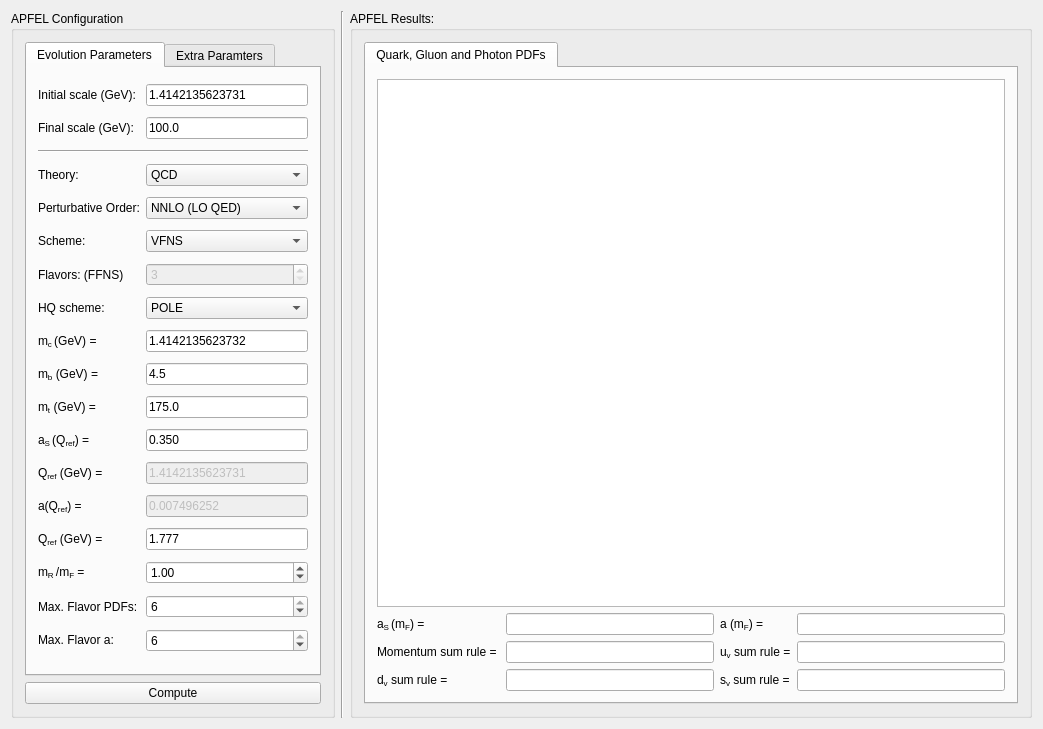
Old version of the form apfelgui/apfelmainwindow.ui in the repository scarrazza/apfel.
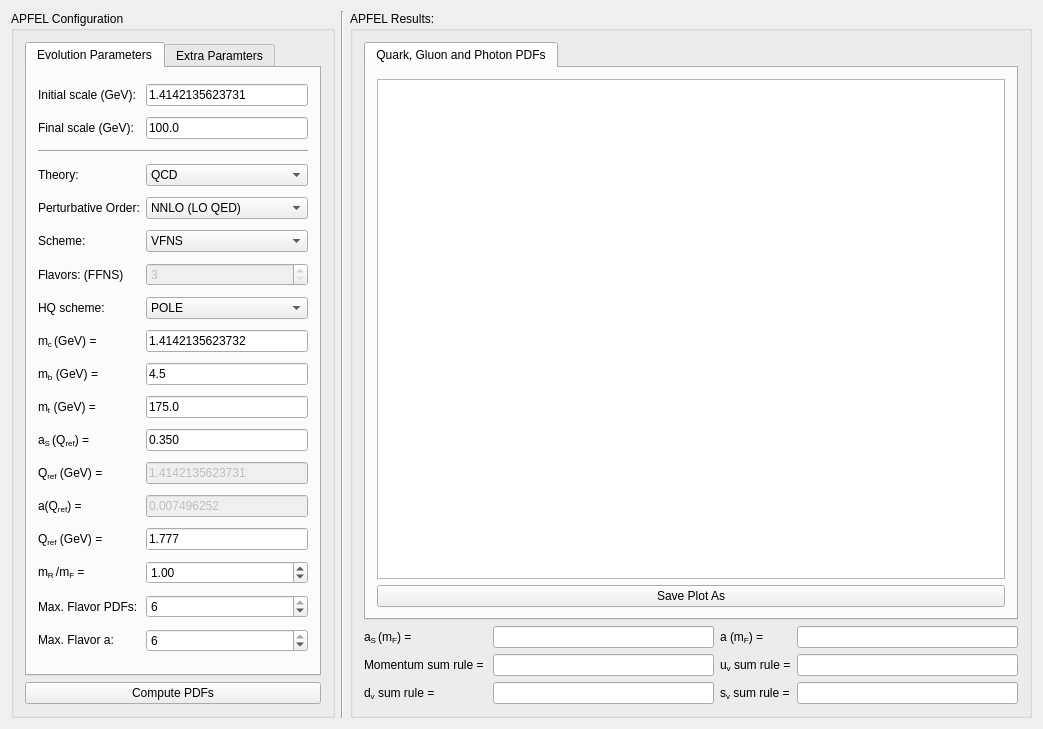
New version of the form. Icons and pictures are not drawn.

Diff of the .ui file:
```diff
--- a/apfelgui/apfelmainwindow.ui
+++ b/apfelgui/apfelmainwindow.ui
@@ -37,8 +37,92 @@
       <property name="title">
        <string>APFEL Results:</string>
       </property>
-      <layout class="QGridLayout" name="gridLayout_2">
-       <item row="0" column="0" colspan="2">
+      <layout class="QGridLayout" name="gridLayout">
+       <item row="3" column="1">
+        <widget class="QLineEdit" name="lineEdit_5">
+         <property name="readOnly">
+          <bool>true</bool>
+         </property>
+        </widget>
+       </item>
+       <item row="4" column="2">
+        <widget class="QLabel" name="label_15">
+         <property name="text">
+          <string>&lt;html&gt;&lt;head/&gt;&lt;body&gt;&lt;p&gt;s&lt;span style=&quot; vertical-align:sub;&quot;&gt;v&lt;/span&gt; sum rule =&lt;/p&gt;&lt;/body&gt;&lt;/html&gt;</string>
+         </property>
+        </widget>
+       </item>
+       <item row="2" column="3">
+        <widget class="QLineEdit" name="lineEdit_4">
+         <property name="readOnly">
+          <bool>true</bool>
+         </property>
+        </widget>
+       </item>
+       <item row="2" column="1">
+        <widget class="QLineEdit" name="lineEdit_3">
+         <property name="readOnly">
+          <bool>true</bool>
+         </property>
+        </widget>
+       </item>
+       <item row="2" column="0">
+        <widget class="QLabel" name="label_10">
+         <property name="text">
+          <string>&lt;html&gt;&lt;head/&gt;&lt;body&gt;&lt;p&gt;&lt;span style=&quot; font-family:'Symbol';&quot;&gt;a&lt;/span&gt;&lt;span style=&quot; vertical-align:sub;&quot;&gt;S &lt;/span&gt;(&lt;span style=&quot; font-family:'Symbol';&quot;&gt;m&lt;/span&gt;&lt;span style=&quot; vertical-align:sub;&quot;&gt;F&lt;/span&gt;) =&lt;/p&gt;&lt;/body&gt;&lt;/html&gt;</string>
+         </property>
+        </widget>
+       </item>
+       <item row="2" column="2">
+        <widget class="QLabel" name="label_11">
+         <property name="text">
+          <string>&lt;html&gt;&lt;head/&gt;&lt;body&gt;&lt;p&gt;&lt;span style=&quot; font-family:'Symbol';&quot;&gt;a &lt;/span&gt;(&lt;span style=&quot; font-family:'Symbol';&quot;&gt;m&lt;/span&gt;&lt;span style=&quot; vertical-align:sub;&quot;&gt;F&lt;/span&gt;) =&lt;/p&gt;&lt;/body&gt;&lt;/html&gt;</string>
+         </property>
+        </widget>
+       </item>
+       <item row="4" column="0">
+        <widget class="QLabel" name="label_14">
+         <property name="text">
+          <string>&lt;html&gt;&lt;head/&gt;&lt;body&gt;&lt;p&gt;d&lt;span style=&quot; vertical-align:sub;&quot;&gt;v&lt;/span&gt; sum rule =&lt;/p&gt;&lt;/body&gt;&lt;/html&gt;</string>
+         </property>
+        </widget>
+       </item>
+       <item row="4" column="1">
+        <widget class="QLineEdit" name="lineEdit_7">
+         <property name="readOnly">
+          <bool>true</bool>
+         </property>
+        </widget>
+       </item>
+       <item row="4" column="3">
+        <widget class="QLineEdit" name="lineEdit_8">
+         <property name="readOnly">
+          <bool>true</bool>
+         </property>
+        </widget>
+       </item>
+       <item row="3" column="0">
+        <widget class="QLabel" name="label_12">
+         <property name="text">
+          <string>&lt;html&gt;&lt;head/&gt;&lt;body&gt;&lt;p&gt;Momentum sum rule = &lt;/p&gt;&lt;/body&gt;&lt;/html&gt;</string>
+         </property>
+        </widget>
+       </item>
+       <item row="3" column="3">
+        <widget class="QLineEdit" name="lineEdit_6">
+         <property name="readOnly">
+          <bool>true</bool>
+         </property>
+        </widget>
+       </item>
+       <item row="3" column="2">
+        <widget class="QLabel" name="label_13">
+         <property name="text">
+          <string>&lt;html&gt;&lt;head/&gt;&lt;body&gt;&lt;p&gt;u&lt;span style=&quot; vertical-align:sub;&quot;&gt;v&lt;/span&gt; sum rule =&lt;/p&gt;&lt;/body&gt;&lt;/html&gt;</string>
+         </property>
+        </widget>
+       </item>
+       <item row="0" column="0" colspan="4">
         <widget class="QTabWidget" name="tabWidget">
          <property name="minimumSize">
           <size>
@@ -53,92 +137,8 @@
           <attribute name="title">
            <string>Quark, Gluon and Photon PDFs</string>
           </attribute>
-          <layout class="QGridLayout" name="gridLayout_3">
-           <item row="1" column="0">
-            <widget class="QLabel" name="label_10">
-             <property name="text">
-              <string>&lt;html&gt;&lt;head/&gt;&lt;body&gt;&lt;p&gt;&lt;span style=&quot; font-family:'Symbol';&quot;&gt;a&lt;/span&gt;&lt;span style=&quot; vertical-align:sub;&quot;&gt;S &lt;/span&gt;(&lt;span style=&quot; font-family:'Symbol';&quot;&gt;m&lt;/span&gt;&lt;span style=&quot; vertical-align:sub;&quot;&gt;F&lt;/span&gt;) =&lt;/p&gt;&lt;/body&gt;&lt;/html&gt;</string>
-             </property>
-            </widget>
-           </item>
-           <item row="1" column="1">
-            <widget class="QLineEdit" name="lineEdit_3">
-             <property name="readOnly">
-              <bool>true</bool>
-             </property>
-            </widget>
-           </item>
-           <item row="1" column="2">
-            <widget class="QLabel" name="label_11">
-             <property name="text">
-              <string>&lt;html&gt;&lt;head/&gt;&lt;body&gt;&lt;p&gt;&lt;span style=&quot; font-family:'Symbol';&quot;&gt;a &lt;/span&gt;(&lt;span style=&quot; font-family:'Symbol';&quot;&gt;m&lt;/span&gt;&lt;span style=&quot; vertical-align:sub;&quot;&gt;F&lt;/span&gt;) =&lt;/p&gt;&lt;/body&gt;&lt;/html&gt;</string>
-             </property>
-            </widget>
-           </item>
-           <item row="1" column="3">
-            <widget class="QLineEdit" name="lineEdit_4">
-             <property name="readOnly">
-              <bool>true</bool>
-             </property>
-            </widget>
-           </item>
-           <item row="2" column="0">
-            <widget class="QLabel" name="label_12">
-             <property name="text">
-              <string>&lt;html&gt;&lt;head/&gt;&lt;body&gt;&lt;p&gt;Momentum sum rule = &lt;/p&gt;&lt;/body&gt;&lt;/html&gt;</string>
-             </property>
-            </widget>
-           </item>
-           <item row="2" column="1">
-            <widget class="QLineEdit" name="lineEdit_5">
-             <property name="readOnly">
-              <bool>true</bool>
-             </property>
-            </widget>
-           </item>
-           <item row="2" column="2">
-            <widget class="QLabel" name="label_13">
-             <property name="text">
-              <string>&lt;html&gt;&lt;head/&gt;&lt;body&gt;&lt;p&gt;u&lt;span style=&quot; vertical-align:sub;&quot;&gt;v&lt;/span&gt; sum rule =&lt;/p&gt;&lt;/body&gt;&lt;/html&gt;</string>
-             </property>
-            </widget>
-           </item>
-           <item row="2" column="3">
-            <widget class="QLineEdit" name="lineEdit_6">
-             <property name="readOnly">
-              <bool>true</bool>
-             </property>
-            </widget>
-           </item>
-           <item row="3" column="0">
-            <widget class="QLabel" name="label_14">
-             <property name="text">
-              <string>&lt;html&gt;&lt;head/&gt;&lt;body&gt;&lt;p&gt;d&lt;span style=&quot; vertical-align:sub;&quot;&gt;v&lt;/span&gt; sum rule =&lt;/p&gt;&lt;/body&gt;&lt;/html&gt;</string>
-             </property>
-            </widget>
-           </item>
-           <item row="3" column="1">
-            <widget class="QLineEdit" name="lineEdit_7">
-             <property name="readOnly">
-              <bool>true</bool>
-             </property>
-            </widget>
-           </item>
-           <item row="3" column="2">
-            <widget class="QLabel" name="label_15">
-             <property name="text">
-              <string>&lt;html&gt;&lt;head/&gt;&lt;body&gt;&lt;p&gt;s&lt;span style=&quot; vertical-align:sub;&quot;&gt;v&lt;/span&gt; sum rule =&lt;/p&gt;&lt;/body&gt;&lt;/html&gt;</string>
-             </property>
-            </widget>
-           </item>
-           <item row="3" column="3">
-            <widget class="QLineEdit" name="lineEdit_8">
-             <property name="readOnly">
-              <bool>true</bool>
-             </property>
-            </widget>
-           </item>
-           <item row="0" column="0" colspan="4">
+          <layout class="QGridLayout" name="gridLayout_2">
+           <item row="0" column="0">
             <widget class="QGraphicsView" name="graphicsView">
              <property name="sizePolicy">
               <sizepolicy hsizetype="Preferred" vsizetype="Preferred">
@@ -154,6 +154,13 @@
              </property>
             </widget>
            </item>
+           <item row="1" column="0">
+            <widget class="QPushButton" name="pushButton_2">
+             <property name="text">
+              <string>Save Plot As</string>
+             </property>
+            </widget>
+           </item>
           </layout>
          </widget>
         </widget>
@@ -167,13 +174,6 @@
        <string>APFEL Configuration</string>
       </property>
       <layout class="QGridLayout" name="gridLayout_7">
-       <item row="1" column="0">
-        <widget class="QPushButton" name="pushButton">
-         <property name="text">
-          <string>Compute</string>
-         </property>
-        </widget>
-       </item>
        <item row="0" column="0">
         <widget class="QTabWidget" name="tabWidget_2">
          <property name="currentIndex">
@@ -584,6 +584,13 @@
          </widget>
         </widget>
        </item>
+       <item row="1" column="0">
+        <widget class="QPushButton" name="pushButton">
+         <property name="text">
+          <string>Compute PDFs</string>
+         </property>
+        </widget>
+       </item>
       </layout>
      </widget>
     </item>
```
Left out of the diff: 164 changed lines with no effect on the pictures.
